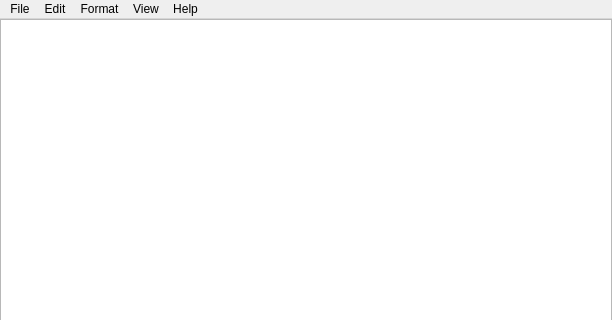
Before: the Qt Designer form PYQT/test002.ui in chaossky/Python, drawn with Qt 5; both pictures show x 0 to 612 and y 0 to 320 of the 612 by 480 pixel window.
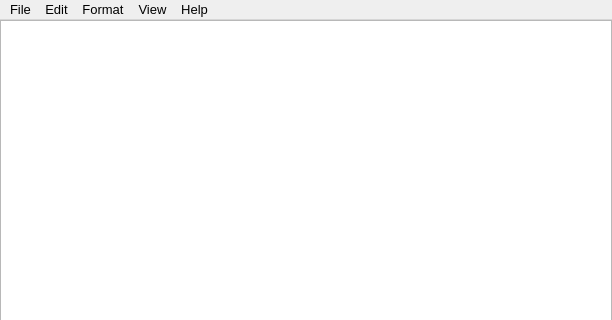
After: the same form once the commit is applied.

Commit message: 7강 파일 열기와 파일 저장까지 구현

Diff of the .ui file:
```diff
--- a/PYQT/test002.ui
+++ b/PYQT/test002.ui
@@ -10,6 +10,12 @@
     <height>480</height>
    </rect>
   </property>
+  <property name="font">
+   <font>
+    <family>Arial</family>
+    <pointsize>10</pointsize>
+   </font>
+  </property>
   <property name="windowTitle">
    <string>헬로PYQT 메모장</string>
   </property>
```
The commit also changes 2 other files.
